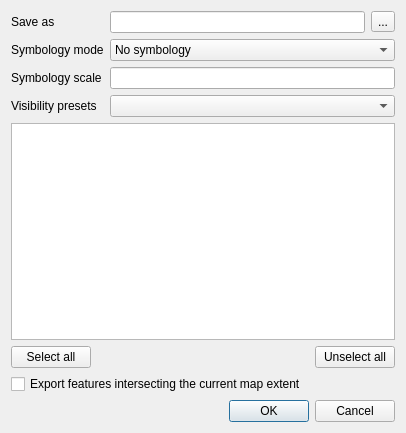
Qt form src/ui/qgsdxfexportdialogbase.ui (qgis/QGIS) before a commit.
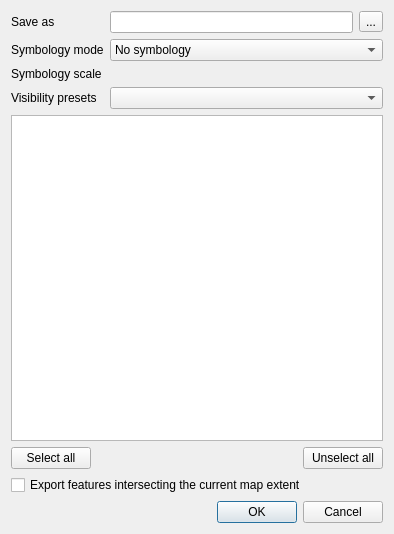
The same form after that commit. Custom widgets are drawn as their Qt base class.

Commit message: use scale widget in dxf export

Diff of the .ui file:
```diff
--- a/src/ui/qgsdxfexportdialogbase.ui
+++ b/src/ui/qgsdxfexportdialogbase.ui
@@ -6,8 +6,8 @@
    <rect>
     <x>0</x>
     <y>0</y>
-    <width>406</width>
-    <height>433</height>
+    <width>394</width>
+    <height>534</height>
    </rect>
   </property>
   <property name="windowTitle">
@@ -31,9 +31,6 @@
      </attribute>
     </widget>
    </item>
-   <item row="2" column="1" colspan="2">
-    <widget class="QLineEdit" name="mSymbologyScaleLineEdit"/>
-   </item>
    <item row="0" column="0">
     <widget class="QLabel" name="mSaveAsLabel">
      <property name="text">
@@ -135,9 +132,21 @@
      </property>
     </widget>
    </item>
+   <item row="2" column="1" colspan="2">
+    <widget class="QgsScaleWidget" name="mScaleWidget">
+     <property name="showCurrentScaleButton">
+      <bool>true</bool>
+     </property>
+    </widget>
+   </item>
   </layout>
  </widget>
  <customwidgets>
+  <customwidget>
+   <class>QgsScaleWidget</class>
+   <extends>QWidget</extends>
+   <header>qgsscalewidget.h</header>
+  </customwidget>
   <customwidget>
    <class>QgsLayerTreeView</class>
    <extends>QTreeView</extends>
```
Left out of the diff: 14 changed lines with no effect on the pictures. The commit also changes 1 other file.
